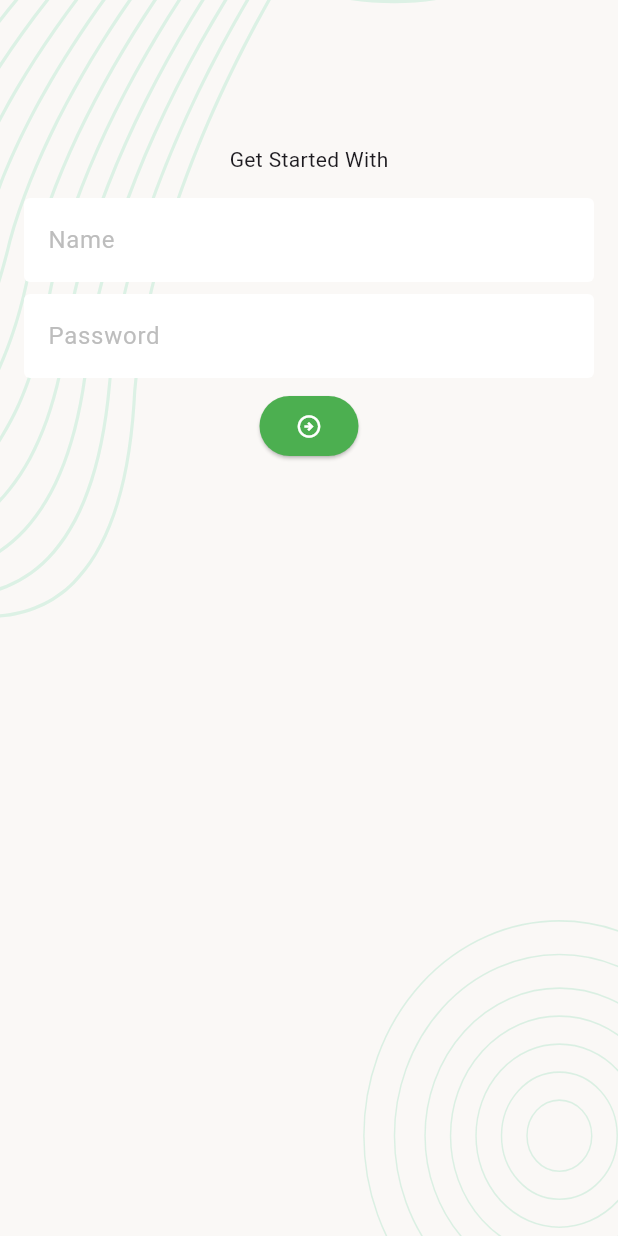
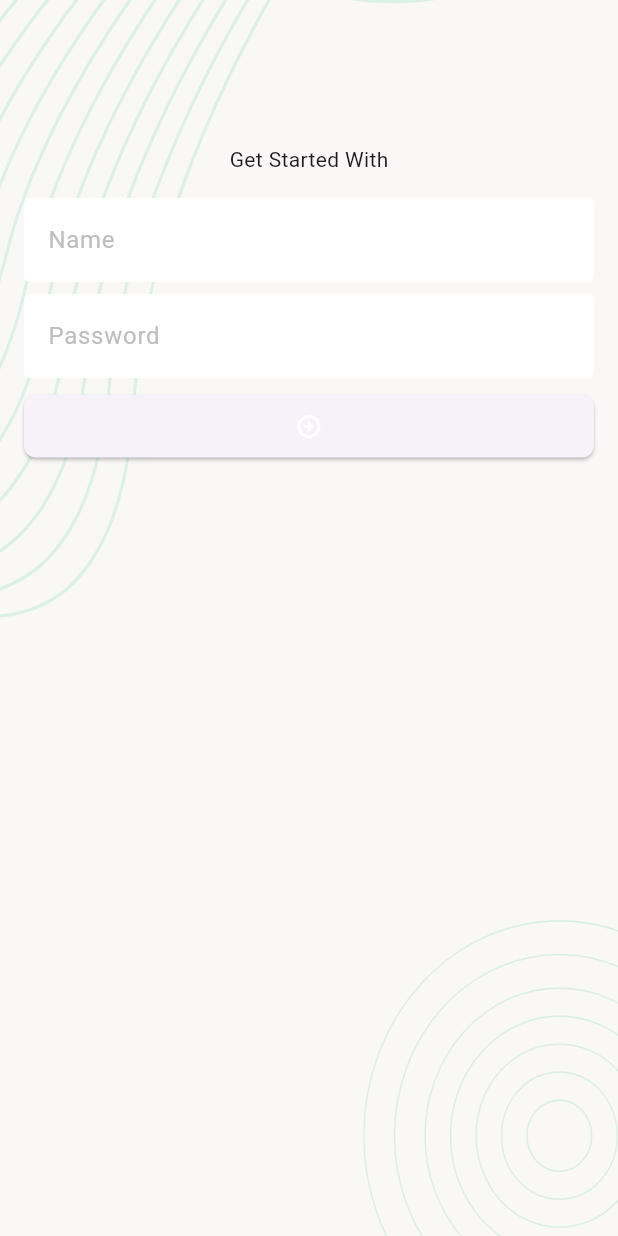
Before and after one commit to EmranKhanDUET/task_manager, a Flutter app: the screen it shows after launch, on a phone screen of 412 x 824 dp. Run offline on Flutter 3.47's test engine with Material 3 defaults, Android fonts, the phone set to English and light mode, and no system bars; our stand-ins replace flutter_svg; statements that could not run were skipped.

Commit message:
initial commit

```diff
--- a/lib/app.dart
+++ b/lib/app.dart
@@ -1,5 +1,3 @@
-import 'dart:nativewrappers/_internal/vm/lib/core_patch.dart';
-
 import 'package:flutter/material.dart';
 import 'package:task_manager/ui/screens/splash_screen.dart';
 import 'package:task_manager/ui/utility/app_colors.dart';
@@ -15,30 +13,35 @@ class TaskManagerApp extends StatelessWidget {
     );
   }
 
-
   ThemeData lightTheme() {
     return ThemeData(
+
+      textTheme: const TextTheme(
+        titleLarge: TextStyle(
+          color: Colors.black,
+          fontWeight: FontWeight.bold,
+          fontSize: 30
+
+        ),
+      ),
+
       inputDecorationTheme: InputDecorationTheme(
         fillColor: Colors.white,
         filled: true,
         hintStyle: TextStyle(color: Colors.grey.shade400),
-        // contentPadding: EdgeInsets.symmetric(vertical: 8),
         border: const OutlineInputBorder(
           borderSide: BorderSide.none,
         ),
       ),
       elevatedButtonTheme: ElevatedButtonThemeData(
         style: ElevatedButton.styleFrom(
-          backgroundColor: AppColors.appColor,
+          backgroundColor: AppColors.themeColor,
           foregroundColor: AppColors.white,
-          // fixedSize: Size.fromWidth(double.),
-          //   fixedSize: const Size.fromWidth(double.maxFinite)
-
-
+          fixedSize: const Size.fromWidth(double.maxFinite),
+          padding: const EdgeInsets.symmetric(vertical: 12),
+          shape: RoundedRectangleBorder(borderRadius: BorderRadius.circular(8)),
         ),
       ),
     );
   }
-
-
 }
```
Also changed, not shown: 1 other file.
